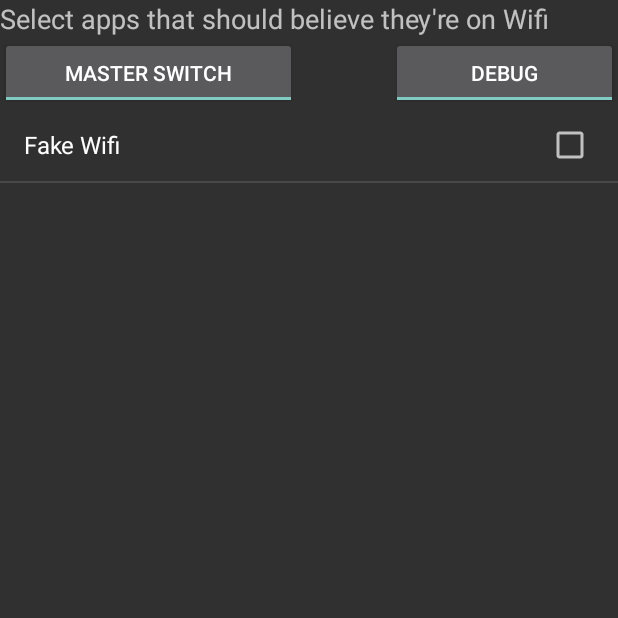
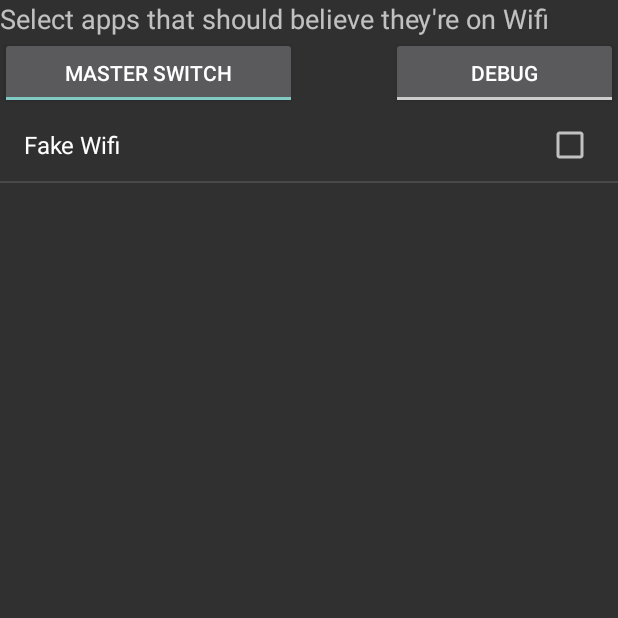
Before and after one commit to chylek/FakeWifi, an Android app: the fragment MainFragment shown on its own in the app's theme, on a phone screen of 412 x 824 dp, the top half of it. Run offline under Robolectric (Android 15) with nearby library versions, the phone set to English and light mode, and no system bars.

```diff
--- a/app/src/main/java/eu/chylek/adam/fakewifi/MainFragment.java
+++ b/app/src/main/java/eu/chylek/adam/fakewifi/MainFragment.java
@@ -72,7 +72,7 @@ public class MainFragment extends Fragment {
         masterSwitch = view.findViewById(R.id.masterswitch);
         masterSwitch.setChecked(pref.getBoolean("master", true));
         debugSwitch = view.findViewById(R.id.debugswitch);
-        debugSwitch.setChecked(pref.getBoolean("debug", true));
+        debugSwitch.setChecked(pref.getBoolean("debug", false));
     }
 
     @Override
```
